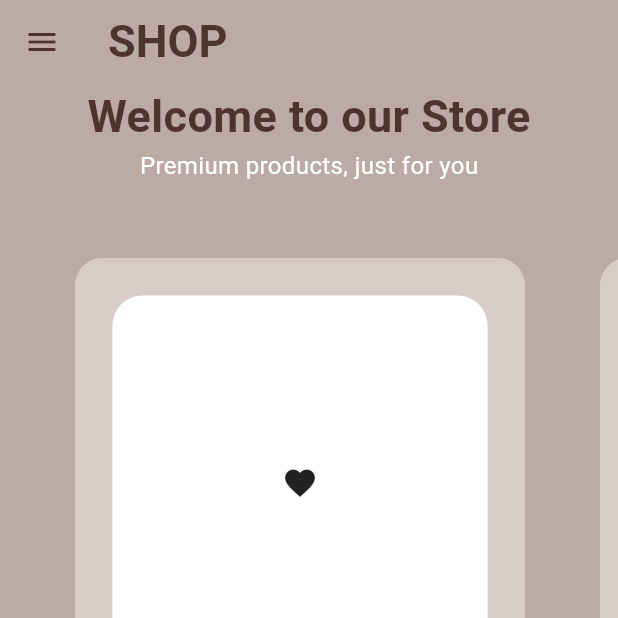
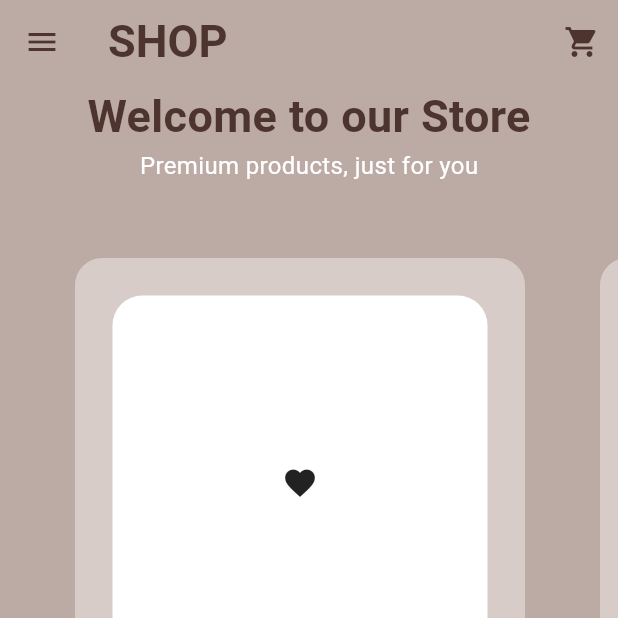
Before and after one commit to namwambaobu/We_stores, a Flutter app: the ShopPage screen opened by its route, on a phone screen of 412 x 824 dp, the top half of it. Run offline on Flutter 3.47's test engine with Material 3 defaults, Android fonts, the light colour scheme and no system bars.

Commit message:
another commit

```diff
--- a/lib/pages/shop_page.dart
+++ b/lib/pages/shop_page.dart
@@ -15,8 +15,15 @@ class ShopPage extends StatelessWidget {
         backgroundColor: Colors.transparent,
         elevation: 0,
         foregroundColor: Theme.of(context).colorScheme.inversePrimary,
-        title: const Text("SHOP",
-            style: TextStyle(fontWeight: FontWeight.bold, fontSize: 30)),
+        title: const Text(
+          "SHOP",
+          style: TextStyle(fontWeight: FontWeight.bold, fontSize: 30),
+        ),
+        actions: [
+          IconButton(
+              onPressed: () => Navigator.pushNamed(context, '/cart_page'),
+              icon: Icon(Icons.shopping_cart))
+        ],
       ),
       backgroundColor: Theme.of(context).colorScheme.surface,
       drawer: const MyDrawer(),
```
